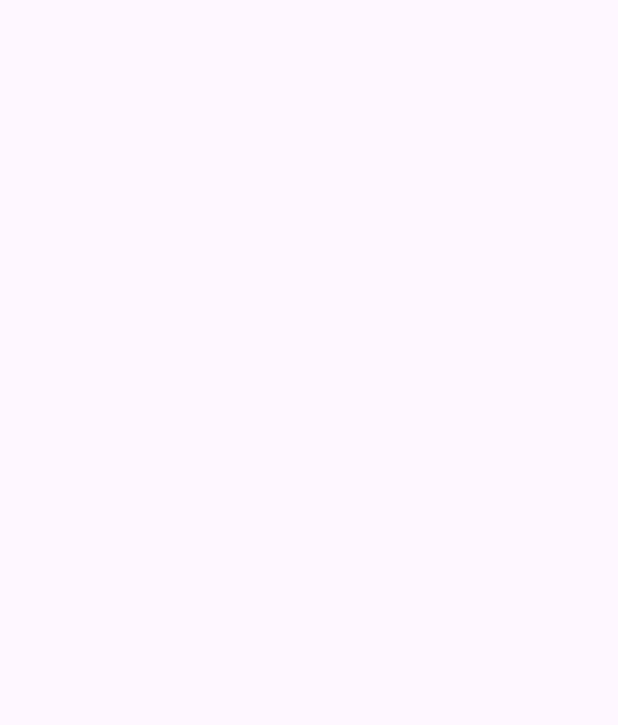
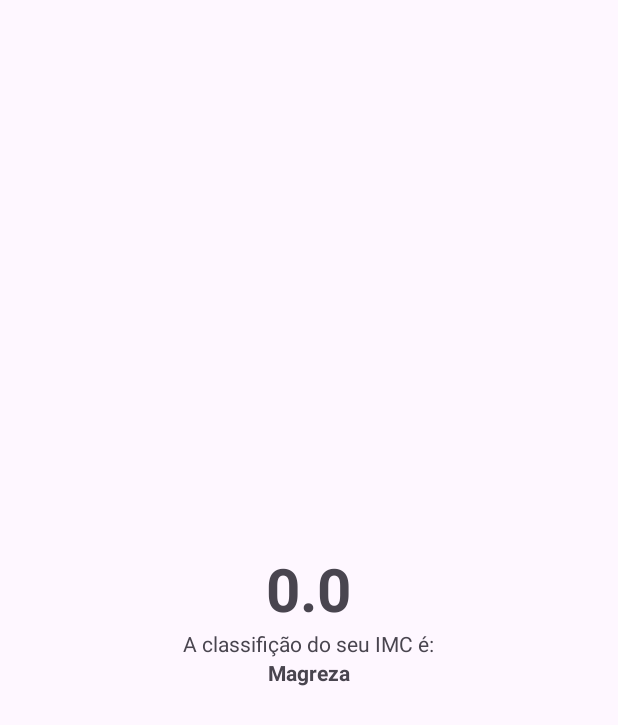
Before and after one commit to hallanbatman/Calculadora-IMC, an Android app: the ResultActivity screen opened directly, with no data from a screen before it, on a phone screen of 412 x 824 dp. Before the commit the part shown is empty. Shown: the top 725 px of the screen. Run offline under Robolectric (Android 15) with nearby library versions, the phone set to English and light mode, and no system bars.

Commit message:
Mostrar IMC e classificacao

```diff
--- a/app/src/main/java/com/comunidadedevspace/imc/ResultActivity.kt
+++ b/app/src/main/java/com/comunidadedevspace/imc/ResultActivity.kt
@@ -1,20 +1,41 @@
 package com.comunidadedevspace.imc
 
 import android.os.Bundle
+import android.widget.TextView
 import androidx.activity.enableEdgeToEdge
 import androidx.appcompat.app.AppCompatActivity
 import androidx.core.view.ViewCompat
 import androidx.core.view.WindowInsetsCompat
 
+const val KEY_RESULT_IMC = "ResultActivityKEY_IMC"
+
 class ResultActivity : AppCompatActivity() {
     override fun onCreate(savedInstanceState: Bundle?) {
         super.onCreate(savedInstanceState)
-        enableEdgeToEdge()
         setContentView(R.layout.activity_result)
-        ViewCompat.setOnApplyWindowInsetsListener(findViewById(R.id.main)) { v, insets ->
-            val systemBars = insets.getInsets(WindowInsetsCompat.Type.systemBars())
-            v.setPadding(systemBars.left, systemBars.top, systemBars.right, systemBars.bottom)
-            insets
+
+        val result = intent.getFloatExtra(KEY_RESULT_IMC, 0.0f)
+
+        val tvResult = findViewById<TextView>(R.id.tv_result)
+        val tvClassificacao = findViewById<TextView>(R.id.tv_classificacao)
+
+        tvResult.text = result.toString()
+
+        println("ResultActivity = Clicou: " + result)
+
+        val classificacao: String = if(result <= 18.5) {
+            "Magreza"
+        } else if(result > 18.5 && result <= 24.9) {
+            "Normal"
+        } else if(result > 25 && result <=29.9) {
+            "Sobrepeso"
+        } else if(result > 30 && result <=39.9) {
+            "Obesidade"
+        } else {
+            "Obesidade grave"
+        }
+
+        tvClassificacao.text = classificacao
+
         }
     }
-}
--- a/app/src/main/res/layout/activity_main.xml
+++ b/app/src/main/res/layout/activity_main.xml
@@ -6,7 +6,6 @@
     android:layout_height="match_parent"
     tools:context=".MainActivity">
 
-    //Peso
     <com.google.android.material.textfield.TextInputLayout
         android:id="@+id/textInputLayout"
         android:layout_width="match_parent"
@@ -17,14 +16,13 @@
         app:layout_constraintTop_toTopOf="parent">
 
         <com.google.android.material.textfield.TextInputEditText
-            id="@+id/edt_peso"
+            android:id="@+id/edt_peso"
             android:layout_width="match_parent"
             android:layout_height="wrap_content"
             android:hint="Digite seu peso ex: 70.200"
             android:inputType="numberDecimal" />
     </com.google.android.material.textfield.TextInputLayout>
 
-    //Altura
     <com.google.android.material.textfield.TextInputLayout
         android:layout_width="match_parent"
         android:layout_height="wrap_content"
@@ -34,7 +32,7 @@
         app:layout_constraintTop_toBottomOf="@+id/textInputLayout">
 
         <com.google.android.material.textfield.TextInputEditText
-            id="@+id/edt_altura"
+            android:id="@+id/edt_altura"
             android:layout_width="match_parent"
             android:layout_height="wrap_content"
             android:inputType="numberDecimal"
--- a/app/src/main/res/layout/activity_result.xml
+++ b/app/src/main/res/layout/activity_result.xml
@@ -1,10 +1,33 @@
 <?xml version="1.0" encoding="utf-8"?>
-<androidx.constraintlayout.widget.ConstraintLayout xmlns:android="http://schemas.android.com/apk/res/android"
-    xmlns:app="http://schemas.android.com/apk/res-auto"
+<LinearLayout xmlns:android="http://schemas.android.com/apk/res/android"
     xmlns:tools="http://schemas.android.com/tools"
     android:id="@+id/main"
     android:layout_width="match_parent"
     android:layout_height="match_parent"
+    android:gravity="center"
+    android:orientation="vertical"
     tools:context=".ResultActivity">
 
-</androidx.constraintlayout.widget.ConstraintLayout>
+    <TextView
+        android:id="@+id/tv_result"
+        android:textSize="40dp"
+        android:textStyle="bold"
+        android:maxLength="5"
+        android:layout_width="wrap_content"
+        android:layout_height="wrap_content"
+        tools:text="23.66" />
+
+    <TextView
+        android:id="@+id/tv_classificacao_label"
+        android:layout_width="wrap_content"
+        android:layout_height="wrap_content"
+        android:text="A classifição do seu IMC é:" />
+
+    <TextView
+        android:id="@+id/tv_classificacao"
+        android:layout_width="wrap_content"
+        android:layout_height="wrap_content"
+        android:textStyle="bold"
+        tools:text="NORMAL" />
+
+</LinearLayout>
```
Also changed, not shown: app/src/main/java/com/comunidadedevspace/imc/MainActivity.kt (+13 -10 lines).
